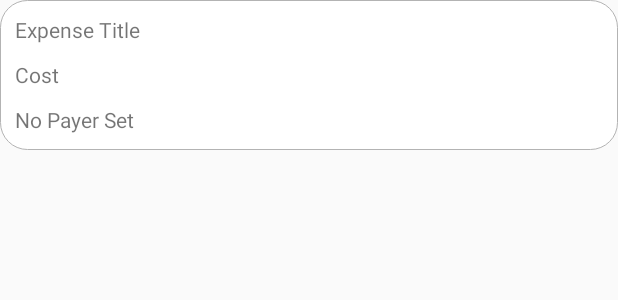
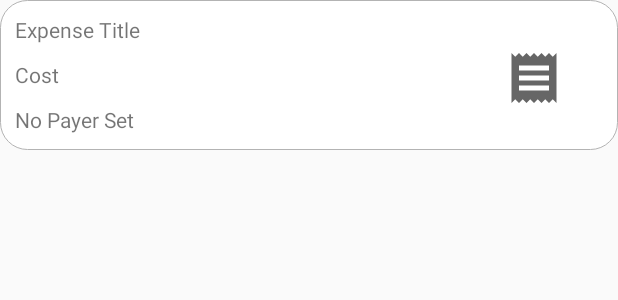
Before and after one commit to shanishapp/Roomie, an Android app: the layout single_expense.xml on its own in the app's theme, with its tools: preview values and no code run, on a phone screen of 412 x 824 dp. Shown: the top 300 px of the screen. Run offline under Robolectric (Android 15) with nearby library versions, the phone set to English and light mode, and no system bars.

Commit message:
some changes to expenses

```diff
--- a/app/build.gradle
+++ b/app/build.gradle
@@ -83,6 +83,8 @@ dependencies {
     implementation 'com.google.android.material:material:1.0.0'
     //nice checkbox library
     implementation 'net.igenius:customcheckbox:1.3'
+    implementation 'com.github.chenBingX:SuperTextView:3.2.5.99'
+
 
 
 
--- a/app/src/main/java/com/example/roomie/house/expenses/Expense.java
+++ b/app/src/main/java/com/example/roomie/house/expenses/Expense.java
@@ -1,4 +1,6 @@
 package com.example.roomie.house.expenses;
+
+import android.graphics.drawable.Drawable;
 
 import com.example.roomie.Roommate;
 
@@ -8,7 +10,6 @@ import java.util.List;
 
 public class Expense
 {
-    //TODO: translate to hebrew?
     private static final String typeProfessionalString = "Professional";
     private static final String typeGroceryShoppingString = "Grocery Shopping";
     private static final String typeBillString = "Bill";
@@ -22,6 +23,7 @@ public class Expense
     //TODO: maybe only one date needed?
     private Date _creationDate;
     private Date _purchaseDate;
+    private Drawable receiptImage;
     private Roommate _payer;
     private boolean _hasReceipt;
 
@@ -50,7 +52,6 @@ public class Expense
         String[] arr = {typeBillString, typeGroceryShoppingString, typeProfessionalString, typeGeneralString};
         return Arrays.asList(arr);
     }
-    //TODO: receipt photo
 
     public boolean is_hasReceipt()
     {
@@ -91,6 +92,7 @@ public class Expense
         _purchaseDate = purchaseDate;
         _creationDate = new Date();
         _payer = payer;
+        boolean hasReceiptImage = false;
     }
 
     public Expense()
--- a/app/src/main/res/layout/single_expense.xml
+++ b/app/src/main/res/layout/single_expense.xml
@@ -7,25 +7,26 @@
     android:layout_marginBottom="10dp"
     android:background="@drawable/one_chore_bg">
 
-    <ImageButton
-        android:id="@+id/expenseTypeIcon"
+    <ImageView
+        android:id="@+id/ReceiptIcon"
         android:layout_width="40dp"
         android:layout_height="40dp"
-        android:layout_marginEnd="15dp"
-        android:layout_marginBottom="30dp"
+        android:layout_marginEnd="36dp"
+        android:layout_marginBottom="28dp"
         android:src="@drawable/ic_baseline_receipt_24"
-        android:visibility="invisible"
+        android:visibility="visible"
         app:layout_constraintBottom_toBottomOf="parent"
         app:layout_constraintEnd_toEndOf="parent" />
 
     <ImageView
-        android:id="@+id/viewReceiptIcon"
+        android:id="@+id/expenseTypeIcon"
         android:layout_width="40dp"
         android:layout_height="40dp"
-        android:layout_marginEnd="15dp"
-        android:layout_marginBottom="30dp"
+        android:layout_marginEnd="12dp"
+        android:layout_marginBottom="28dp"
+        android:visibility="visible"
         app:layout_constraintBottom_toBottomOf="parent"
-        app:layout_constraintEnd_toStartOf="@id/expenseTypeIcon" />
+        app:layout_constraintEnd_toStartOf="@+id/ReceiptIcon" />
 
     <TextView
         android:id="@+id/expenseTitleHolderView"
--- a/app/src/main/res/values/strings.xml
+++ b/app/src/main/res/values/strings.xml
@@ -170,6 +170,7 @@
         later</string>
     <string name="description">Description</string>
     <string name="paid_for_by">Paid For By</string>
+    <string name="currency_sign">$</string>
     <string-array name="default_titles">
         <item>washing dishes</item>
         <item>floor</item>
--- a/build.gradle
+++ b/build.gradle
@@ -17,6 +17,7 @@ allprojects {
     repositories {
         google()
         jcenter()
+        maven { url 'https://jitpack.io' }
     }
 }
 
```
Also changed, not shown: app/src/main/java/com/example/roomie/Roommate.java (+11 -0 lines), app/src/main/java/com/example/roomie/house/expenses/ExpenseAdapter.java (+46 -10 lines), app/src/main/java/com/example/roomie/house/expenses/NewExpenseFragment.java (+31 -33 lines), app/src/main/java/com/example/roomie/house/expenses/houseExpensesFragment.java (+9 -2 lines), app/src/main/java/com/example/roomie/house/expenses/houseExpensesViewModel.java (+8 -1 lines), app/src/main/res/layout/fragment_house_expenses.xml (+10 -0 lines), app/src/main/res/navigation/house_nav_graph.xml (+5 -5 lines), 2 other files.
